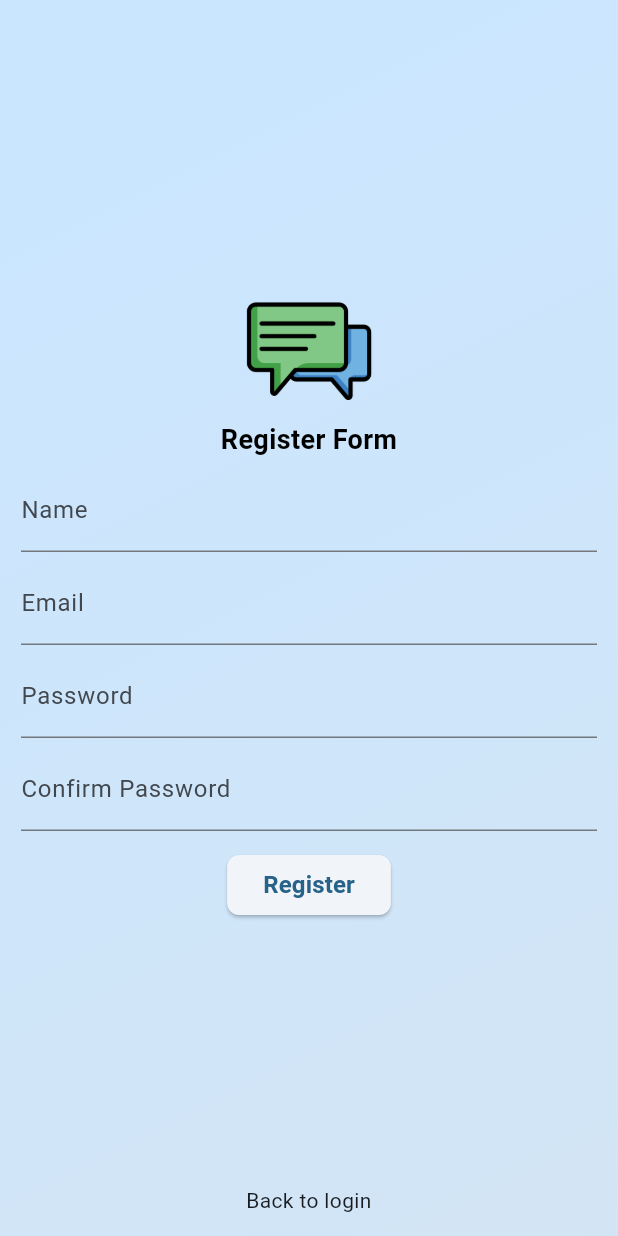
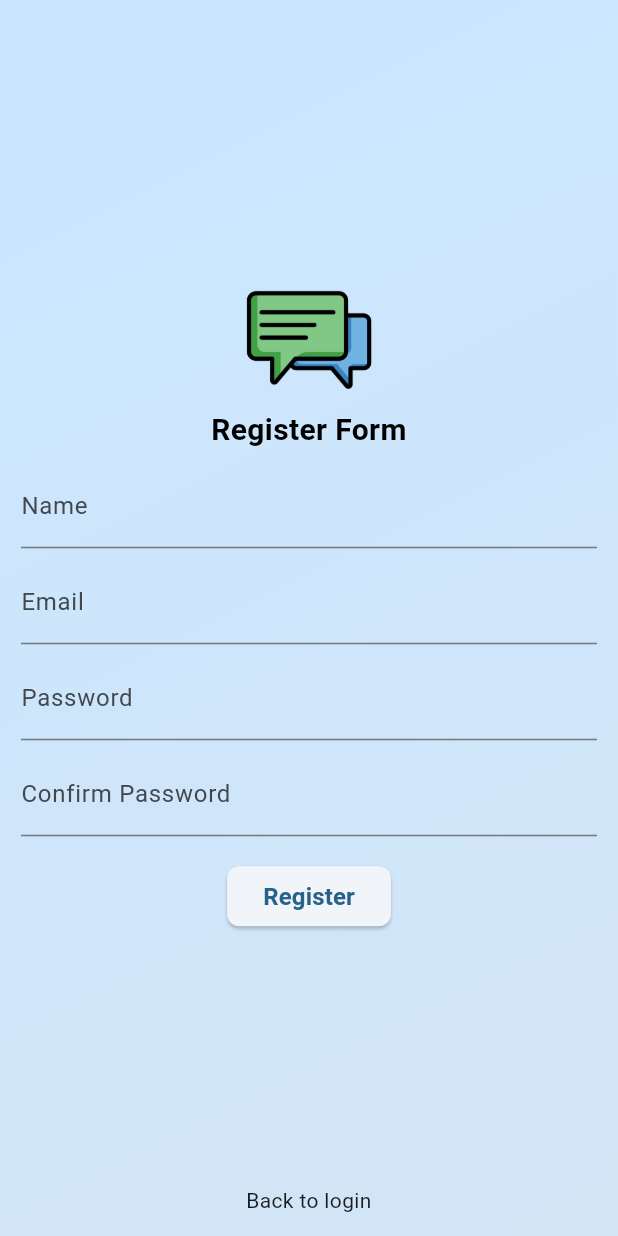
Before and after one commit to MikaelStrapazzon/chat-flutter, a Flutter app: the RegisterPage screen opened by its route, on a phone screen of 412 x 824 dp. Run offline on Flutter 3.47's test engine with Material 3 defaults, Android fonts, the phone set to English and light mode, and no system bars; our stand-ins replace cloud_firestore, firebase_auth, firebase_core, get, qr_flutter; missing offline and left inert: flutter_barcode_scanner; accounts and stored records are empty.

Commit message:
Ajuste tela de registro

```diff
--- a/lib/pages/RegisterPage/register_page.dart
+++ b/lib/pages/RegisterPage/register_page.dart
@@ -33,7 +33,10 @@ class RegisterPage extends StatelessWidget {
 
     return Scaffold(
         backgroundColor: Colors.transparent,
-      body: Container(
+        body: SingleChildScrollView(
+          child: Container(
+            height: MediaQuery.of(context).size.height,
+            constraints: const BoxConstraints(minHeight: 600),
             decoration: BoxDecoration(
                 gradient: LinearGradient(
               colors: [primaryColor, secondaryColor],
@@ -57,11 +60,11 @@ class RegisterPage extends StatelessWidget {
                       'Register Form',
                       style: TextStyle(
                           color: Colors.black,
-                        fontSize: 18,
+                          fontSize: 20,
                           fontWeight: FontWeight.bold),
                       textAlign: TextAlign.center,
                     ),
-                  const SizedBox(height: 6.0),
+                    const SizedBox(height: 8.0),
                     TextFormField(
                       controller: nameController,
                       decoration: const InputDecoration(
@@ -76,7 +79,7 @@ class RegisterPage extends StatelessWidget {
                         return null;
                       },
                     ),
-                  const SizedBox(height: 6.0),
+                    const SizedBox(height: 8.0),
                     TextFormField(
                       controller: emailController,
                       decoration: const InputDecoration(
@@ -99,7 +102,7 @@ class RegisterPage extends StatelessWidget {
                         return null;
                       },
                     ),
-                  const SizedBox(height: 6.0),
+                    const SizedBox(height: 8.0),
                     TextFormField(
                       controller: passwordController,
                       obscureText: true,
@@ -115,7 +118,7 @@ class RegisterPage extends StatelessWidget {
                         return null;
                       },
                     ),
-                  const SizedBox(height: 6.0),
+                    const SizedBox(height: 8.0),
                     TextFormField(
                       obscureText: true,
                       decoration: const InputDecoration(
@@ -129,10 +132,11 @@ class RegisterPage extends StatelessWidget {
                         return null;
                       },
                     ),
-                  const SizedBox(height: 12.0),
+                    const SizedBox(height: 16.0),
                     ElevatedButton(
                       style: ButtonStyle(
-                      shape: MaterialStateProperty.all<RoundedRectangleBorder>(
+                        shape:
+                            MaterialStateProperty.all<RoundedRectangleBorder>(
                           RoundedRectangleBorder(
                             borderRadius: BorderRadius.circular(8.0),
                           ),
@@ -140,8 +144,8 @@ class RegisterPage extends StatelessWidget {
                       ),
                       child: const Text(
                         'Register',
-                      style:
-                          TextStyle(fontSize: 16, fontWeight: FontWeight.bold),
+                        style: TextStyle(
+                            fontSize: 16, fontWeight: FontWeight.bold),
                       ),
                       onPressed: () {
                         if (!formKey.currentState!.validate()) {
@@ -153,8 +157,7 @@ class RegisterPage extends StatelessWidget {
                     ),
                   ],
                 ),
-            ),
-          ),
+              )),
               GestureDetector(
                 child: const Text(
                   "Back to login",
@@ -167,6 +170,6 @@ class RegisterPage extends StatelessWidget {
               )
             ]),
           ),
-    );
+        ));
   }
 }
```
Lines whose indentation alone changed are shown as unchanged.
